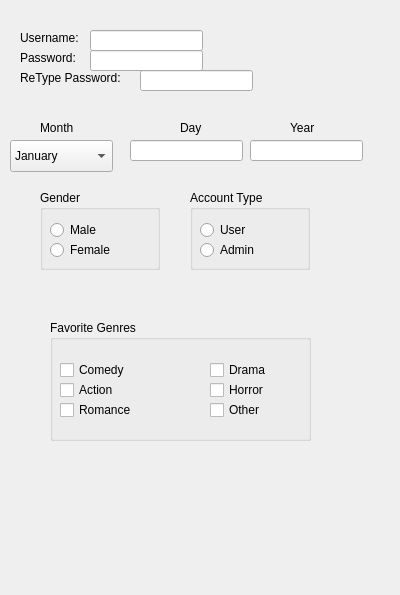
yassinshamaa/Assignment1, file registerwindow.ui: the form before one commit.
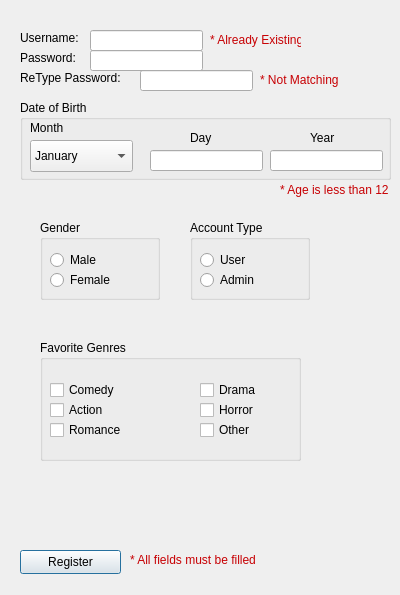
The form after the commit.

The edit to the form file:
```diff
--- a/registerwindow.ui
+++ b/registerwindow.ui
@@ -82,140 +82,11 @@
     </rect>
    </property>
   </widget>
-  <widget class="QComboBox" name="comboBox_Month">
-   <property name="geometry">
-    <rect>
-     <x>10</x>
-     <y>140</y>
-     <width>103</width>
-     <height>32</height>
-    </rect>
-   </property>
-   <item>
-    <property name="text">
-     <string>January</string>
-    </property>
-   </item>
-   <item>
-    <property name="text">
-     <string>February</string>
-    </property>
-   </item>
-   <item>
-    <property name="text">
-     <string>March</string>
-    </property>
-   </item>
-   <item>
-    <property name="text">
-     <string>April</string>
-    </property>
-   </item>
-   <item>
-    <property name="text">
-     <string>May</string>
-    </property>
-   </item>
-   <item>
-    <property name="text">
-     <string>June</string>
-    </property>
-   </item>
-   <item>
-    <property name="text">
-     <string>July</string>
-    </property>
-   </item>
-   <item>
-    <property name="text">
-     <string>August</string>
-    </property>
-   </item>
-   <item>
-    <property name="text">
-     <string>September</string>
-    </property>
-   </item>
-   <item>
-    <property name="text">
-     <string>October</string>
-    </property>
-   </item>
-   <item>
-    <property name="text">
-     <string>November</string>
-    </property>
-   </item>
-   <item>
-    <property name="text">
-     <string>December</string>
-    </property>
-   </item>
-  </widget>
-  <widget class="QLabel" name="label_4">
-   <property name="geometry">
-    <rect>
-     <x>40</x>
-     <y>120</y>
-     <width>58</width>
-     <height>16</height>
-    </rect>
-   </property>
-   <property name="text">
-    <string>Month</string>
-   </property>
-  </widget>
-  <widget class="QLabel" name="label_5">
-   <property name="geometry">
-    <rect>
-     <x>180</x>
-     <y>120</y>
-     <width>58</width>
-     <height>16</height>
-    </rect>
-   </property>
-   <property name="text">
-    <string>Day</string>
-   </property>
-  </widget>
-  <widget class="QLabel" name="label_6">
-   <property name="geometry">
-    <rect>
-     <x>290</x>
-     <y>120</y>
-     <width>58</width>
-     <height>16</height>
-    </rect>
-   </property>
-   <property name="text">
-    <string>Year</string>
-   </property>
-  </widget>
-  <widget class="QLineEdit" name="lineEdit_Day">
-   <property name="geometry">
-    <rect>
-     <x>130</x>
-     <y>140</y>
-     <width>113</width>
-     <height>21</height>
-    </rect>
-   </property>
-  </widget>
-  <widget class="QLineEdit" name="lineEdit_Year">
-   <property name="geometry">
-    <rect>
-     <x>250</x>
-     <y>140</y>
-     <width>113</width>
-     <height>21</height>
-    </rect>
-   </property>
-  </widget>
   <widget class="QGroupBox" name="groupBox">
    <property name="geometry">
     <rect>
      <x>40</x>
-     <y>190</y>
+     <y>220</y>
      <width>120</width>
      <height>80</height>
     </rect>
@@ -254,7 +125,7 @@
    <property name="geometry">
     <rect>
      <x>190</x>
-     <y>190</y>
+     <y>220</y>
      <width>120</width>
      <height>80</height>
     </rect>
@@ -292,8 +163,8 @@
   <widget class="QGroupBox" name="groupBox_3">
    <property name="geometry">
     <rect>
-     <x>50</x>
-     <y>320</y>
+     <x>40</x>
+     <y>340</y>
      <width>261</width>
      <height>121</height>
     </rect>
@@ -380,6 +251,213 @@
     </property>
    </widget>
   </widget>
+  <widget class="QLabel" name="AlreadExistingLabel">
+   <property name="geometry">
+    <rect>
+     <x>210</x>
+     <y>30</y>
+     <width>91</width>
+     <height>20</height>
+    </rect>
+   </property>
+   <property name="text">
+    <string>&lt;html&gt;&lt;head/&gt;&lt;body&gt;&lt;p&gt;&lt;span style=&quot; color:#c70003;&quot;&gt;* Already Existing&lt;/span&gt;&lt;/p&gt;&lt;/body&gt;&lt;/html&gt;</string>
+   </property>
+  </widget>
+  <widget class="QLabel" name="NotMatchingLabel">
+   <property name="geometry">
+    <rect>
+     <x>260</x>
+     <y>70</y>
+     <width>91</width>
+     <height>20</height>
+    </rect>
+   </property>
+   <property name="text">
+    <string>&lt;html&gt;&lt;head/&gt;&lt;body&gt;&lt;p&gt;&lt;span style=&quot; color:#c70003;&quot;&gt;* Not Matching&lt;/span&gt;&lt;/p&gt;&lt;/body&gt;&lt;/html&gt;</string>
+   </property>
+  </widget>
+  <widget class="QLabel" name="AgeLessLabel">
+   <property name="geometry">
+    <rect>
+     <x>280</x>
+     <y>180</y>
+     <width>111</width>
+     <height>20</height>
+    </rect>
+   </property>
+   <property name="text">
+    <string>&lt;html&gt;&lt;head/&gt;&lt;body&gt;&lt;p&gt;&lt;span style=&quot; color:#c70003;&quot;&gt;* Age is less than 12&lt;/span&gt;&lt;/p&gt;&lt;/body&gt;&lt;/html&gt;</string>
+   </property>
+  </widget>
+  <widget class="QLabel" name="FieldsFilledLabel">
+   <property name="geometry">
+    <rect>
+     <x>130</x>
+     <y>550</y>
+     <width>131</width>
+     <height>20</height>
+    </rect>
+   </property>
+   <property name="text">
+    <string>&lt;html&gt;&lt;head/&gt;&lt;body&gt;&lt;p&gt;&lt;span style=&quot; color:#c70003;&quot;&gt;* All fields must be filled&lt;/span&gt;&lt;/p&gt;&lt;/body&gt;&lt;/html&gt;</string>
+   </property>
+  </widget>
+  <widget class="QPushButton" name="pushButton_Register">
+   <property name="geometry">
+    <rect>
+     <x>20</x>
+     <y>550</y>
+     <width>101</width>
+     <height>24</height>
+    </rect>
+   </property>
+   <property name="text">
+    <string>Register</string>
+   </property>
+  </widget>
+  <widget class="QGroupBox" name="groupBox_4">
+   <property name="geometry">
+    <rect>
+     <x>20</x>
+     <y>100</y>
+     <width>371</width>
+     <height>80</height>
+    </rect>
+   </property>
+   <property name="title">
+    <string>Date of Birth</string>
+   </property>
+   <widget class="QComboBox" name="comboBox_Month">
+    <property name="geometry">
+     <rect>
+      <x>10</x>
+      <y>40</y>
+      <width>103</width>
+      <height>32</height>
+     </rect>
+    </property>
+    <item>
+     <property name="text">
+      <string>January</string>
+     </property>
+    </item>
+    <item>
+     <property name="text">
+      <string>February</string>
+     </property>
+    </item>
+    <item>
+     <property name="text">
+      <string>March</string>
+     </property>
+    </item>
+    <item>
+     <property name="text">
+      <string>April</string>
+     </property>
+    </item>
+    <item>
+     <property name="text">
+      <string>May</string>
+     </property>
+    </item>
+    <item>
+     <property name="text">
+      <string>June</string>
+     </property>
+    </item>
+    <item>
+     <property name="text">
+      <string>July</string>
+     </property>
+    </item>
+    <item>
+     <property name="text">
+      <string>August</string>
+     </property>
+    </item>
+    <item>
+     <property name="text">
+      <string>September</string>
+     </property>
+    </item>
+    <item>
+     <property name="text">
+      <string>October</string>
+     </property>
+    </item>
+    <item>
+     <property name="text">
+      <string>November</string>
+     </property>
+    </item>
+    <item>
+     <property name="text">
+      <string>December</string>
+     </property>
+    </item>
+   </widget>
+   <widget class="QLabel" name="label_4">
+    <property name="geometry">
+     <rect>
+      <x>10</x>
+      <y>20</y>
+      <width>58</width>
+      <height>16</height>
+     </rect>
+    </property>
+    <property name="text">
+     <string>Month</string>
+    </property>
+   </widget>
+   <widget class="QLineEdit" name="lineEdit_Day">
+    <property name="geometry">
+     <rect>
+      <x>130</x>
+      <y>50</y>
+      <width>113</width>
+      <height>21</height>
+     </rect>
+    </property>
+   </widget>
+   <widget class="QLabel" name="label_5">
+    <property name="geometry">
+     <rect>
+      <x>170</x>
+      <y>30</y>
+      <width>31</width>
+      <height>16</height>
+     </rect>
+    </property>
+    <property name="text">
+     <string>Day</string>
+    </property>
+   </widget>
+   <widget class="QLineEdit" name="lineEdit_Year">
+    <property name="geometry">
+     <rect>
+      <x>250</x>
+      <y>50</y>
+      <width>113</width>
+      <height>21</height>
+     </rect>
+    </property>
+   </widget>
+   <widget class="QLabel" name="label_6">
+    <property name="geometry">
+     <rect>
+      <x>290</x>
+      <y>30</y>
+      <width>58</width>
+      <height>16</height>
+     </rect>
+    </property>
+    <property name="text">
+     <string>Year</string>
+    </property>
+   </widget>
+  </widget>
  </widget>
  <resources/>
  <connections/>
```
